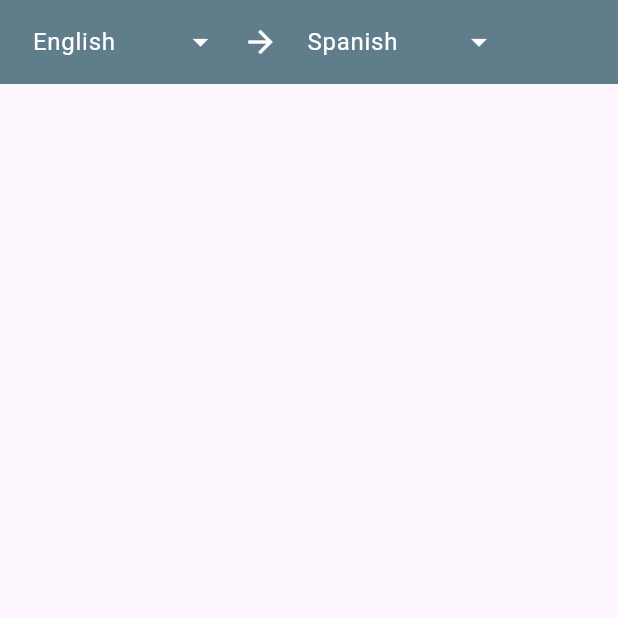
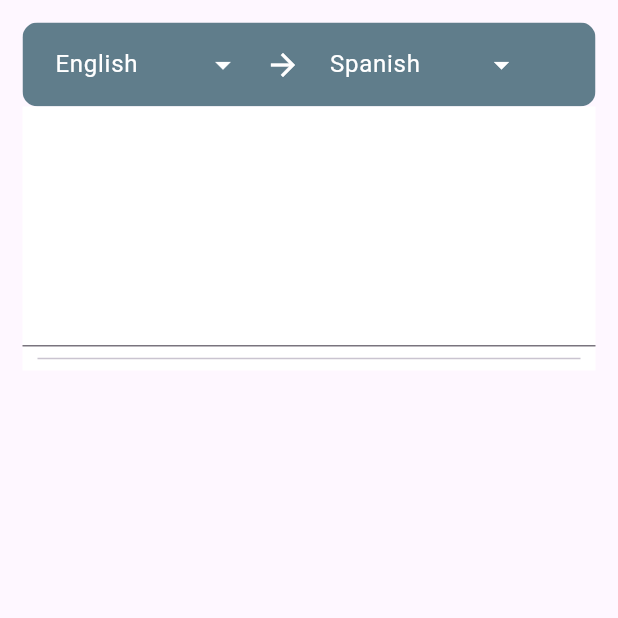
Before and after one commit to jorgericardoacaldas/app_translate, a Flutter app: the screen it shows after launch, on a phone screen of 412 x 824 dp, the top half of it. Run offline on Flutter 3.47's test engine with Material 3 defaults, Android fonts, the phone set to English and light mode, and no system bars; our stand-ins replace flutter_riverpod; missing offline and left inert: google_mlkit_translation.

Commit message:
editing screen

```diff
--- a/lib/presentation/screens/home_screen.dart
+++ b/lib/presentation/screens/home_screen.dart
@@ -9,30 +9,53 @@ class HomeScreen extends StatelessWidget {
     return Scaffold(
       body: Center(
         child: SafeArea(
+          child: Padding(
+            padding: const EdgeInsets.all(15.0),
             child: Column(
               crossAxisAlignment: CrossAxisAlignment.center,
               children: [
-              ColoredBox(
+                ClipRRect(
+                  borderRadius: BorderRadius.circular(10),
+                  child: ColoredBox(
                     color: Colors.blueGrey,
                     child: Row(
                       children: [
-                    CustomDropdownMenu(languages: [
+                        CustomDropdownMenu(
+                          languages: [
                             "English",
                             "Spanish",
                             "French",
                             "German",
                             "Chinese",
                             "Japanese",
-                    ], initialSelection: 'English'),
+                          ],
+                          initialSelection: 'English',
+                        ),
                         Icon(Icons.arrow_forward, color: Colors.white),
-                    CustomDropdownMenu(languages: [
+                        CustomDropdownMenu(
+                          languages: [
                             "English",
                             "Spanish",
                             "French",
                             "German",
                             "Chinese",
-                      "Japanese",],
-                      initialSelection: 'Spanish'),
+                            "Japanese",
+                          ],
+                          initialSelection: 'Spanish',
+                        ),
+                      ],
+                    ),
+                  ),
+                ),
+
+                ColoredBox(
+                  color: Colors.white,
+                  child: Column(
+                    children: [
+                      TextField(maxLines: 6),
+                      Spacer(),
+
+                      Divider(indent: 10, endIndent: 10),
                     ],
                   ),
                 ),
@@ -40,6 +63,7 @@ class HomeScreen extends StatelessWidget {
             ),
           ),
         ),
+      ),
     );
   }
 }
```
Lines whose indentation alone changed are shown as unchanged.
